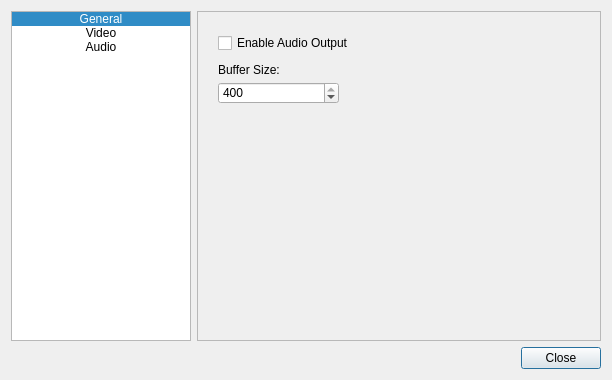
Above: Source/ui_qt/Qt_ui/settingsdialog.ui from jpd002/Play- before the change. Below: the same form after it.
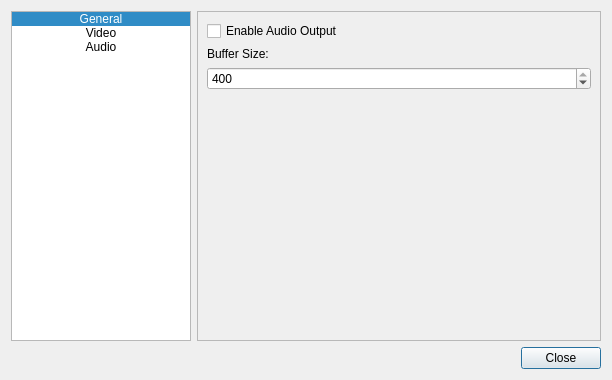
That is the form after the change. The open tabs and pages were chosen to show the change. Icons and pictures are not drawn.

Commit message: Move Audio settings in layout.

```diff
--- a/Source/ui_qt/Qt_ui/settingsdialog.ui
+++ b/Source/ui_qt/Qt_ui/settingsdialog.ui
@@ -368,28 +368,23 @@
       </layout>
      </widget>
      <widget class="QWidget" name="Audio">
+      <layout class="QVBoxLayout" name="verticalLayout2">
+       <item>
       <widget class="QCheckBox" name="checkBox_enable_audio">
-       <property name="geometry">
-        <rect>
-         <x>20</x>
-         <y>20</y>
-         <width>341</width>
-         <height>22</height>
-        </rect>
-       </property>
        <property name="text">
         <string>Enable Audio Output</string>
        </property>
       </widget>
+       </item>
+       <item>
+        <widget class="QLabel" name="label_4">
+         <property name="text">
+          <string>Buffer Size:</string>
+         </property>
+        </widget>
+       </item>
+       <item>
       <widget class="QSpinBox" name="spinBox_spuBlockCount">
-       <property name="geometry">
-        <rect>
-         <x>20</x>
-         <y>70</y>
-         <width>121</width>
-         <height>22</height>
-        </rect>
-       </property>
        <property name="minimum">
         <number>10</number>
        </property>
@@ -403,19 +398,21 @@
         <number>400</number>
        </property>
       </widget>
-      <widget class="QLabel" name="label_4">
-       <property name="geometry">
-        <rect>
-         <x>20</x>
-         <y>50</y>
-         <width>171</width>
-         <height>16</height>
-        </rect>
-       </property>
-       <property name="text">
-        <string>Buffer Size:</string>
-       </property>
-      </widget>
+       </item>
+       <item>
+        <spacer name="verticalSpacer_3">
+         <property name="orientation">
+          <enum>Qt::Vertical</enum>
+         </property>
+         <property name="sizeHint" stdset="0">
+          <size>
+           <width>20</width>
+           <height>40</height>
+          </size>
+         </property>
+        </spacer>
+       </item>
+      </layout>
      </widget>
     </widget>
    </item>
```
Lines whose indentation alone changed are shown as unchanged.
